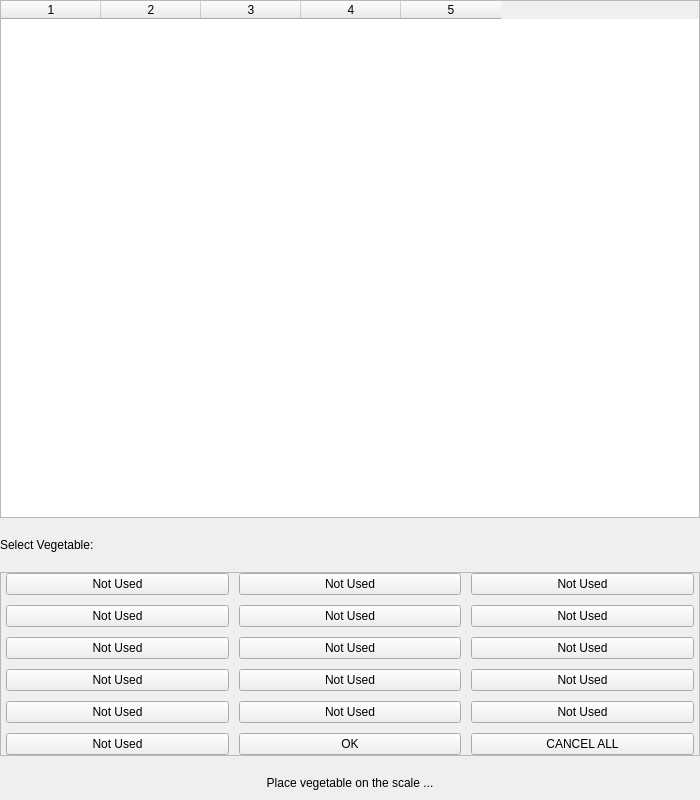
First picture: the form in Project/ui/vegetable_entry.ui, repository Selvam-T/POS, before the edit.
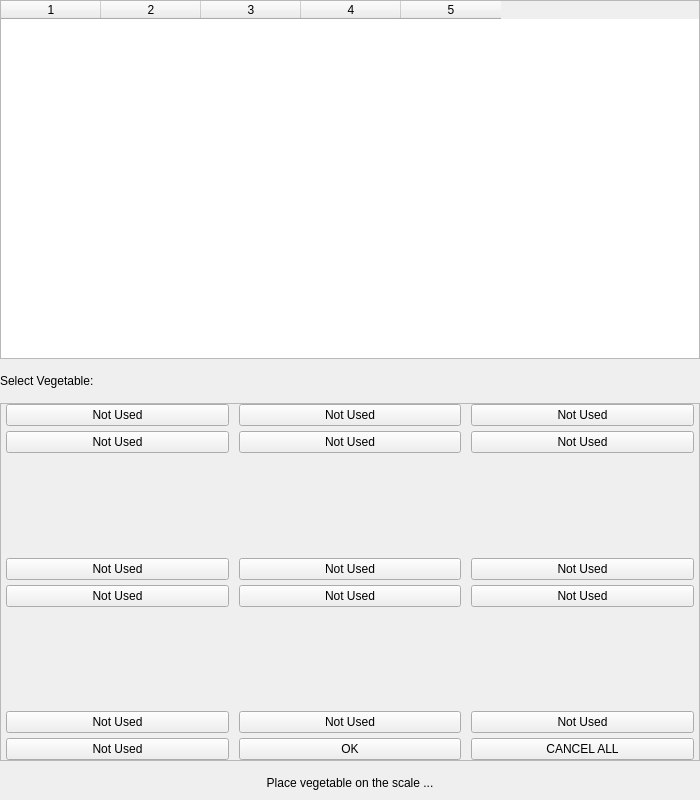
Second picture: the form after the edit.

Commit message: vegetable entry dialog button grid, added vertical spacer between pairs of rows, updated colors

Diff of the .ui file:
```diff
--- a/Project/ui/vegetable_entry.ui
+++ b/Project/ui/vegetable_entry.ui
@@ -82,7 +82,7 @@
      <property name="sizeHint" stdset="0">
       <size>
        <width>40</width>
-       <height>10</height>
+       <height>5</height>
       </size>
      </property>
     </spacer>
@@ -111,7 +111,7 @@
      <property name="sizeHint" stdset="0">
       <size>
        <width>40</width>
-       <height>10</height>
+       <height>5</height>
       </size>
      </property>
     </spacer>
@@ -137,10 +137,13 @@
       <property name="bottomMargin">
        <number>0</number>
       </property>
-      <property name="spacing">
+      <property name="horizontalSpacing">
        <number>10</number>
       </property>
-      <item row="5" column="2">
+      <property name="verticalSpacing">
+       <number>5</number>
+      </property>
+      <item row="7" column="2">
        <widget class="QPushButton" name="btnVegCancel">
         <property name="text">
          <string>CANCEL ALL</string>
@@ -154,7 +157,7 @@
         </property>
        </widget>
       </item>
-      <item row="3" column="0">
+      <item row="4" column="0">
        <widget class="QPushButton" name="btnVeg10">
         <property name="text">
          <string>Not Used</string>
@@ -175,14 +178,14 @@
         </property>
        </widget>
       </item>
-      <item row="3" column="2">
+      <item row="4" column="2">
        <widget class="QPushButton" name="btnVeg12">
         <property name="text">
          <string>Not Used</string>
         </property>
        </widget>
       </item>
-      <item row="2" column="2">
+      <item row="3" column="2">
        <widget class="QPushButton" name="btnVeg9">
         <property name="text">
          <string>Not Used</string>
@@ -196,7 +199,7 @@
         </property>
        </widget>
       </item>
-      <item row="2" column="0">
+      <item row="3" column="0">
        <widget class="QPushButton" name="btnVeg7">
         <property name="text">
          <string>Not Used</string>
@@ -210,21 +213,21 @@
         </property>
        </widget>
       </item>
-      <item row="5" column="1">
+      <item row="7" column="1">
        <widget class="QPushButton" name="btnVegOk">
         <property name="text">
          <string>OK</string>
         </property>
        </widget>
       </item>
-      <item row="3" column="1">
+      <item row="4" column="1">
        <widget class="QPushButton" name="btnVeg11">
         <property name="text">
          <string>Not Used</string>
         </property>
        </widget>
       </item>
-      <item row="2" column="1">
+      <item row="3" column="1">
        <widget class="QPushButton" name="btnVeg8">
         <property name="text">
          <string>Not Used</string>
@@ -238,34 +241,60 @@
         </property>
        </widget>
       </item>
-      <item row="5" column="0">
+      <item row="7" column="0">
        <widget class="QPushButton" name="btnVeg16">
         <property name="text">
          <string>Not Used</string>
         </property>
        </widget>
       </item>
-      <item row="4" column="0">
+      <item row="6" column="0">
        <widget class="QPushButton" name="btnVeg13">
         <property name="text">
          <string>Not Used</string>
         </property>
        </widget>
       </item>
-      <item row="4" column="2">
+      <item row="6" column="2">
        <widget class="QPushButton" name="btnVeg15">
         <property name="text">
          <string>Not Used</string>
         </property>
        </widget>
       </item>
-      <item row="4" column="1">
+      <item row="6" column="1">
        <widget class="QPushButton" name="btnVeg14">
         <property name="text">
          <string>Not Used</string>
         </property>
        </widget>
       </item>
+      <item row="2" column="0" colspan="3">
+       <spacer name="rowSpacer1">
+        <property name="orientation">
+         <enum>Qt::Vertical</enum>
+        </property>
+        <property name="sizeHint" stdset="0">
+         <size>
+          <width>20</width>
+          <height>15</height>
+         </size>
+        </property>
+       </spacer>
+      </item>
+      <item row="5" column="0" colspan="3">
+       <spacer name="rowSpacer2">
+        <property name="orientation">
+         <enum>Qt::Vertical</enum>
+        </property>
+        <property name="sizeHint" stdset="0">
+         <size>
+          <width>20</width>
+          <height>15</height>
+         </size>
+        </property>
+       </spacer>
+      </item>
      </layout>
     </widget>
    </item>
@@ -277,7 +306,7 @@
      <property name="sizeHint" stdset="0">
       <size>
        <width>40</width>
-       <height>10</height>
+       <height>5</height>
       </size>
      </property>
     </spacer>
```
The commit also changes 1 other file.
